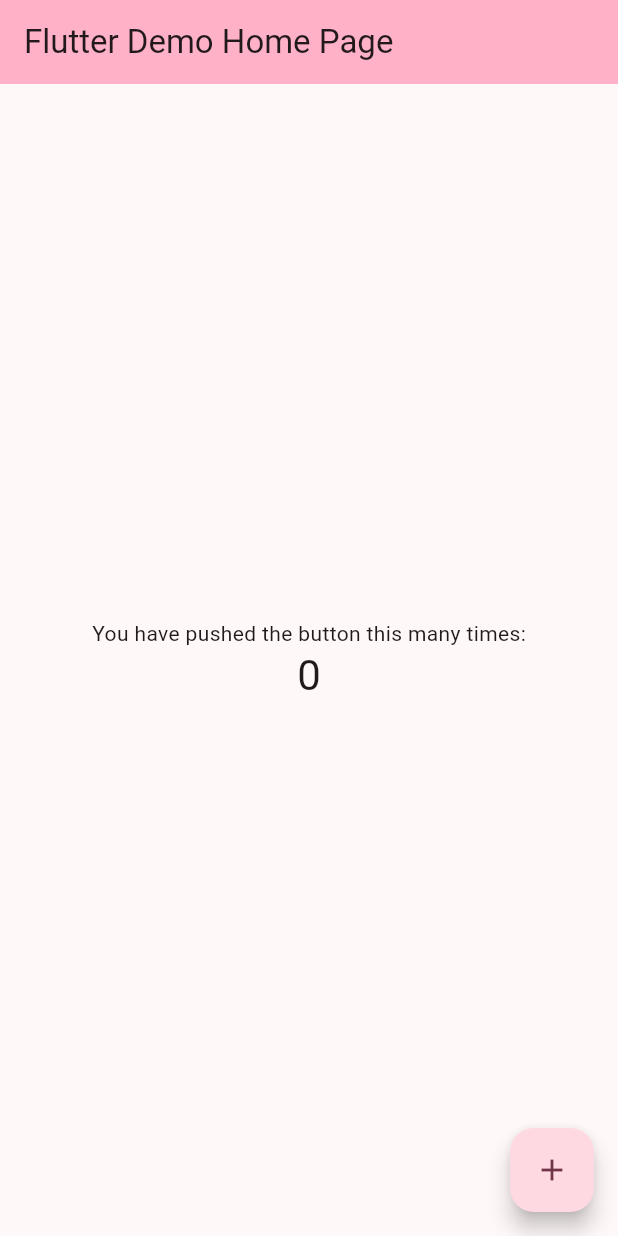
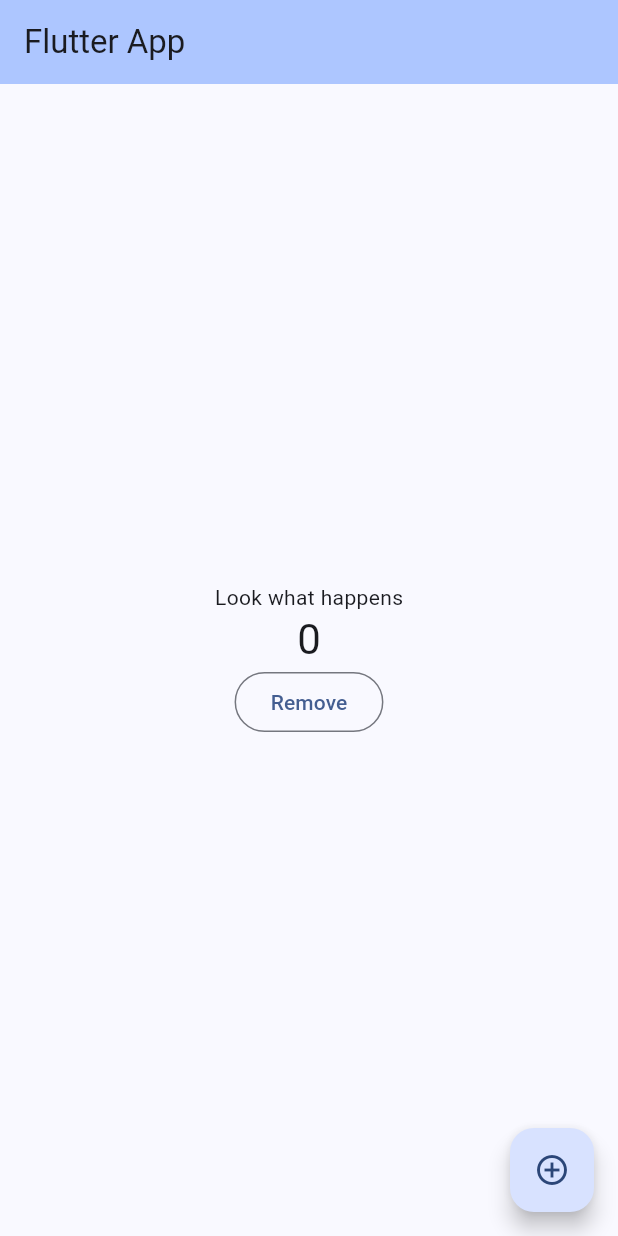
Before and after one commit to gabr-el/web, a Flutter app: the screen it shows after launch, on a phone screen of 412 x 824 dp. Run offline on Flutter 3.47's test engine with Material 2 defaults, Android fonts, the phone set to English and light mode, and no system bars.

Commit message:
Criando novos componentes

```diff
--- a/lib/MyApp.dart
+++ b/lib/MyApp.dart
@@ -11,10 +11,10 @@ class MyApp extends StatelessWidget {
     return MaterialApp(
       title: 'Flutter Demo',
       theme: ThemeData(
-        colorScheme: ColorScheme.fromSeed(seedColor: Colors.black),
+        colorScheme: ColorScheme.fromSeed(seedColor: Colors.blueAccent),
         useMaterial3: true,
       ),
-      home: const MyHomePage(title: 'Flutter Demo Home Page'),
+      home: const MyHomePage(title: 'Flutter App'),
     );
   }
 }
--- a/lib/MyHomePage.dart
+++ b/lib/MyHomePage.dart
@@ -19,6 +19,12 @@ class _MyHomePageState extends State<MyHomePage> {
     });
   }
 
+  void _decrementCounter() {
+    setState(() {
+      _counter--;
+    });
+  }
+
   @override
   Widget build(BuildContext context) {
     return Scaffold(
@@ -31,11 +37,15 @@ class _MyHomePageState extends State<MyHomePage> {
           mainAxisAlignment: MainAxisAlignment.center,
           children: <Widget>[
             const Text(
-              'You have pushed the button this many times:',
+              'Look what happens',
             ),
             Text(
               '$_counter',
               style: Theme.of(context).textTheme.headlineMedium,
+            ),
+            OutlinedButton(
+              onPressed: _decrementCounter,
+              child: const Text('Remove'),
             ),
           ],
         ),
@@ -43,7 +53,7 @@ class _MyHomePageState extends State<MyHomePage> {
       floatingActionButton: FloatingActionButton(
         onPressed: _incrementCounter,
         tooltip: 'Increment',
-        child: const Icon(Icons.add),
+        child: const Icon(Icons.add_circle_outline),
       ),
     );
   }
```
